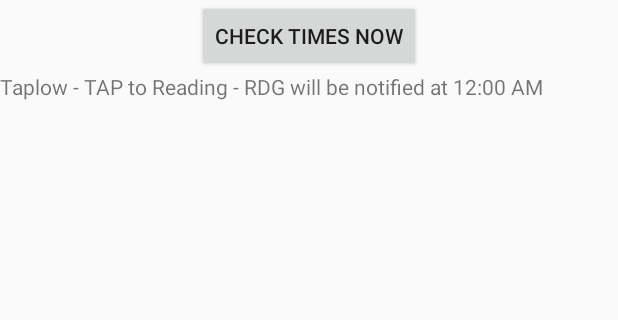
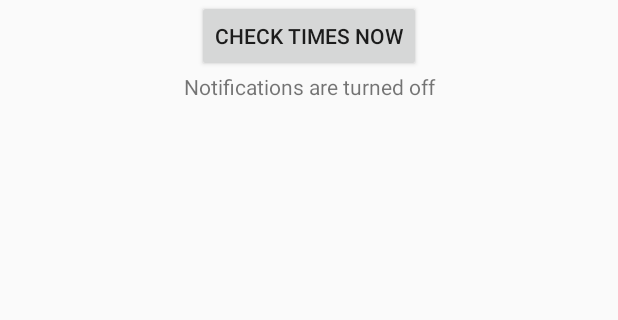
Before and after one commit to kanemars/ChuffJava, an Android app: the screen it shows after launch (MainActivity), on a phone screen of 412 x 824 dp, the part 84-404 px from its top. Run offline under Robolectric (Android 15) with nearby library versions, the phone set to English and light mode, and no system bars.

Commit message:
Show whether are notifications are on or off

```diff
--- a/app/src/main/java/kanemars/chuffjava/MainActivity.java
+++ b/app/src/main/java/kanemars/chuffjava/MainActivity.java
@@ -79,7 +79,15 @@ public class MainActivity extends AppCompatActivity {
     }
 
     private void showNextNotification() {
+        TextView textView = (TextView) findViewById(R.id.nextNotificationTextView);
+
         SharedPreferences sharedPreferences = PreferenceManager.getDefaultSharedPreferences(getBaseContext());
+        boolean notificationOn = sharedPreferences.getBoolean("notification_preference", false);
+        if (!notificationOn) {
+            textView.setText("Notifications are turned off");
+            return;
+        }
+
         String strSource = sharedPreferences.getString("edit_text_source", "Taplow - TAP");
         String strDestination = sharedPreferences.getString("edit_text_destination", "Reading - RDG");
         long strNotificationTime = sharedPreferences.getLong("notification_time", 1234);
@@ -87,7 +95,6 @@ public class MainActivity extends AppCompatActivity {
         timeToNotify.setTimeInMillis(strNotificationTime);
         String hhMM = DateFormat.getTimeFormat(this).format(new Date(timeToNotify.getTimeInMillis()));
 
-        TextView textView = (TextView) findViewById(R.id.nextNotificationTextView);
         textView.setText(String.format("%s to %s will be notified at %s", strSource, strDestination, hhMM));
 
     }
--- a/app/src/main/res/layout/content_main.xml
+++ b/app/src/main/res/layout/content_main.xml
@@ -23,6 +23,7 @@
             android:onClick="immediatelyShowNext2Trains"
             />
     <TextView
+            android:gravity="center"
             android:layout_width="match_parent"
             android:layout_height="wrap_content" android:id="@+id/nextNotificationTextView"/>
 
```
